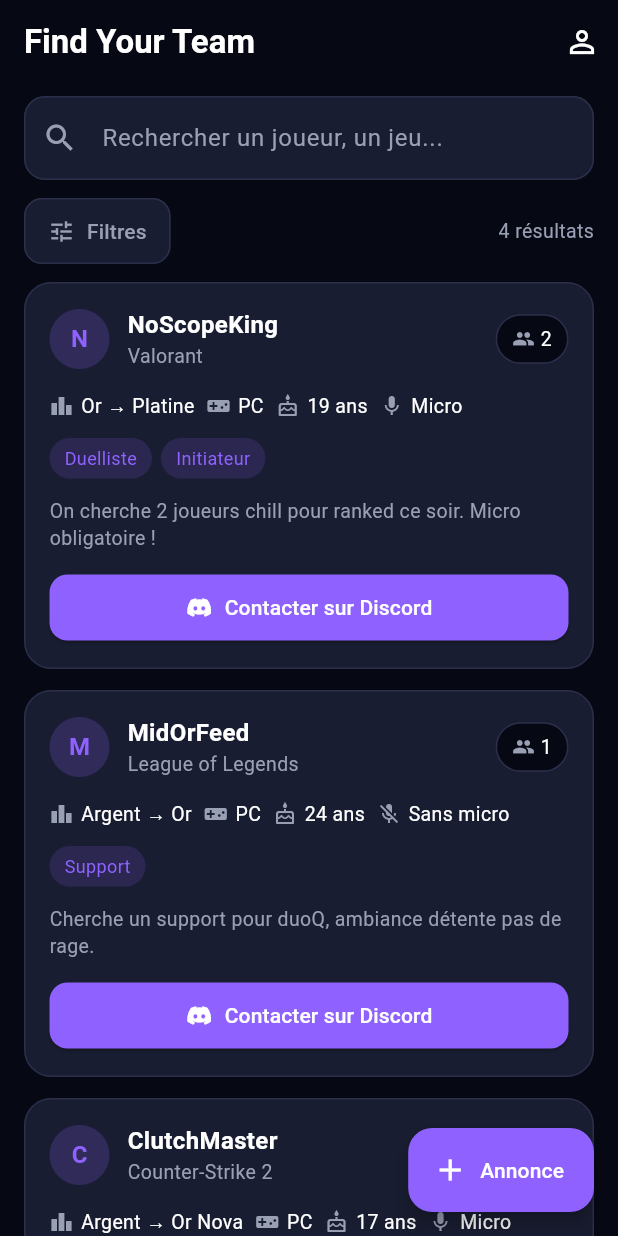
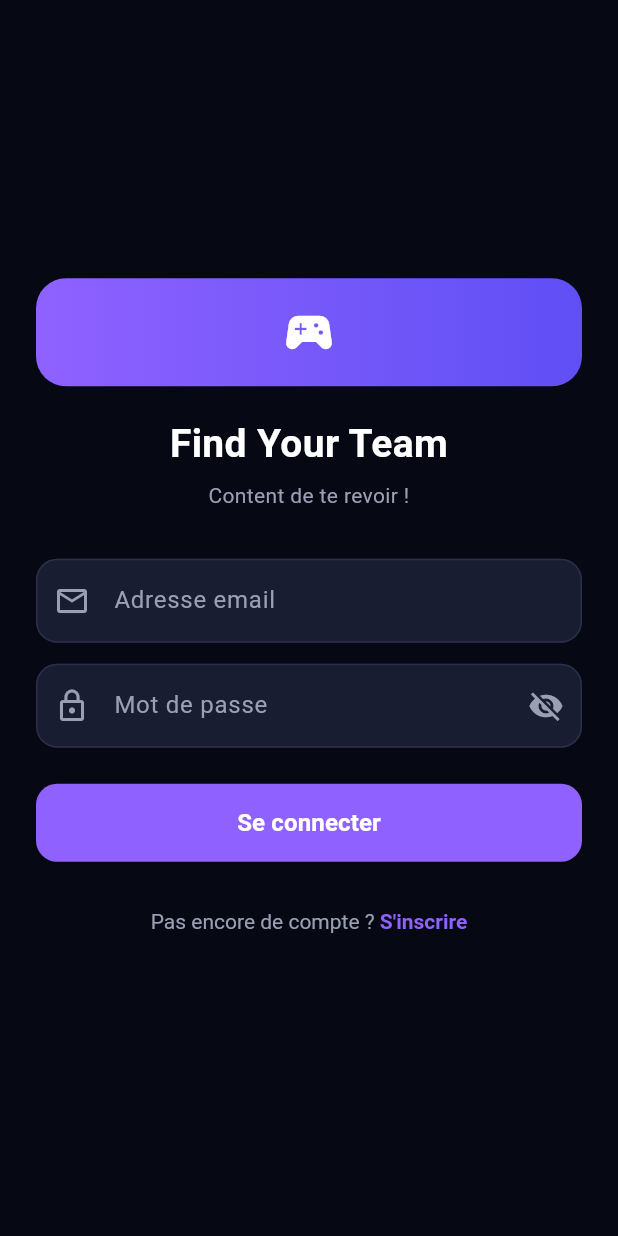
Before and after one commit to nassimdjemaipr-dot/find_your_team, a Flutter app: the screen it shows after launch, on a phone screen of 412 x 824 dp. Run offline on Flutter 3.47's test engine with Material 3 defaults, Android fonts, the phone set to English and light mode, and no system bars; our stand-ins replace cloud_firestore, firebase_auth, firebase_core; accounts and stored records are empty.

Commit message:
Authentification : inscription, connexion et AuthGate
- AuthRepository : inscription, connexion, deconnexion et messages
  d'erreur traduits en francais
- AuthPage : un seul ecran avec bascule connexion / inscription,
  validation des champs et etat de chargement
- AuthGate : StreamBuilder sur authStateChanges qui affiche le fil
  si connecte, sinon l'ecran d'authentification
- Bouton de deconnexion temporaire sur le fil (en attendant le profil)
- Ajout du champ userId au modele Annonce et correction du filtre
  mesAnnonces qui cherchait l'UID dans le champ pseudo
- Ajout du document MODELE_DONNEES.md (reference commune du groupe)

```diff
--- a/lib/features/annonces/data/annonce_repository.dart
+++ b/lib/features/annonces/data/annonce_repository.dart
@@ -31,7 +31,7 @@
   Stream<List<Annonce>> mesAnnonces(String userId) {
     return _firestore
         .collection(_collection)
-        .where('pseudo', isEqualTo: userId)
+        .where('userId', isEqualTo: userId)
         .snapshots()
         .map((snapshot) => snapshot.docs
             .map((doc) => Annonce.fromMap(doc.id, doc.data()))
--- a/lib/features/annonces/data/annonces_factices.dart
+++ b/lib/features/annonces/data/annonces_factices.dart
@@ -10,6 +10,7 @@
 final List<Annonce> annoncesFactices = [
   Annonce(
     id: '1',
+    userId: 'demo-user-1',
     pseudo: 'NoScopeKing',
     age: 19,
     jeu: 'Valorant',
@@ -27,6 +28,7 @@
   ),
   Annonce(
     id: '2',
+    userId: 'demo-user-2',
     pseudo: 'MidOrFeed',
     age: 24,
     jeu: 'League of Legends',
@@ -44,6 +46,7 @@
   ),
   Annonce(
     id: '3',
+    userId: 'demo-user-3',
     pseudo: 'ClutchMaster',
     age: 17,
     jeu: 'Counter-Strike 2',
@@ -61,6 +64,7 @@
   ),
   Annonce(
     id: '4',
+    userId: 'demo-user-4',
     pseudo: 'DriftBoi',
     age: 22,
     jeu: 'Rocket League',
--- a/lib/features/annonces/models/annonce.dart
+++ b/lib/features/annonces/models/annonce.dart
@@ -1,5 +1,8 @@
 class Annonce {
   final String id;
+  // UID Firebase de l'auteur : relie l'annonce a son createur.
+  // Sert pour "mes annonces" et pour les regles de securite Firestore.
+  final String userId;
   final String pseudo;
   final int age;
   final String jeu;
@@ -17,6 +20,7 @@
 
   Annonce({
     required this.id,
+    required this.userId,
     required this.pseudo,
     required this.age,
     required this.jeu,
@@ -36,6 +40,7 @@
   factory Annonce.fromMap(String id, Map<String, dynamic> data) {
     return Annonce(
       id: id,
+      userId: data['userId'] ?? '',
       pseudo: data['pseudo'] ?? '',
       age: data['age'] ?? 0,
       jeu: data['jeu'] ?? '',
@@ -55,6 +60,7 @@
 
   Map<String, dynamic> toMap() {
     return {
+      'userId': userId,
       'pseudo': pseudo,
       'age': age,
       'jeu': jeu,
--- /dev/null
+++ b/lib/features/auth/data/auth_repository.dart
@@ -0,0 +1,71 @@
+// ============================================================
+// AUTH REPOSITORY
+// Toute la logique de connexion / inscription passe par ici.
+// L'UI n'appelle jamais FirebaseAuth directement : elle passe
+// par cette classe (separation des responsabilites).
+// ============================================================
+import 'package:firebase_auth/firebase_auth.dart';
+
+class AuthRepository {
+  final FirebaseAuth _auth;
+
+  AuthRepository({FirebaseAuth? auth}) : _auth = auth ?? FirebaseAuth.instance;
+
+  // Flux qui previent a chaque connexion / deconnexion.
+  // C'est ce que l'AuthGate ecoute pour savoir quel ecran afficher.
+  Stream<User?> get utilisateurCourant => _auth.authStateChanges();
+
+  // L'utilisateur connecte (null si personne).
+  User? get utilisateur => _auth.currentUser;
+
+  // --- Inscription ---
+  Future<void> inscription({
+    required String email,
+    required String motDePasse,
+    required String pseudo,
+  }) async {
+    final credential = await _auth.createUserWithEmailAndPassword(
+      email: email.trim(),
+      password: motDePasse,
+    );
+    // On enregistre le pseudo sur le compte Firebase pour pouvoir
+    // l'afficher ensuite (dans le profil, sur les annonces...).
+    await credential.user?.updateDisplayName(pseudo.trim());
+  }
+
+  // --- Connexion ---
+  Future<void> connexion({
+    required String email,
+    required String motDePasse,
+  }) async {
+    await _auth.signInWithEmailAndPassword(
+      email: email.trim(),
+      password: motDePasse,
+    );
+  }
+
+  // --- Deconnexion ---
+  Future<void> deconnexion() => _auth.signOut();
+
+  // Traduit les codes d'erreur Firebase en messages comprehensibles.
+  static String messageErreur(FirebaseAuthException e) {
+    switch (e.code) {
+      case 'invalid-email':
+        return "L'adresse email n'est pas valide.";
+      case 'email-already-in-use':
+        return 'Un compte existe deja avec cet email.';
+      case 'weak-password':
+        return 'Le mot de passe doit faire au moins 6 caracteres.';
+      case 'user-not-found':
+      case 'wrong-password':
+      case 'invalid-credential':
+        return 'Email ou mot de passe incorrect.';
+      case 'network-request-failed':
+        return 'Pas de connexion internet.';
+      case 'too-many-requests':
+        return 'Trop de tentatives. Reessaie plus tard.';
+      default:
+        return 'Une erreur est survenue. Reessaie.';
+    }
+  }
+}
--- /dev/null
+++ b/lib/features/auth/presentation/pages/auth_gate.dart
@@ -0,0 +1,40 @@
+// ============================================================
+// AUTH GATE : le "portier" de l'application.
+// Il ecoute en permanence l'etat de connexion Firebase :
+//   - personne connecte  -> AuthPage (connexion / inscription)
+//   - quelqu'un connecte -> FilAnnoncesPage
+// Grace au StreamBuilder, la bascule est automatique :
+// pas besoin de Navigator apres une connexion ou une deconnexion.
+// ============================================================
+import 'package:flutter/material.dart';
+import '../../../annonces/presentation/pages/fil_annonces_page.dart';
+import '../../data/auth_repository.dart';
+import 'auth_page.dart';
+
+class AuthGate extends StatelessWidget {
+  const AuthGate({super.key});
+
+  @override
+  Widget build(BuildContext context) {
+    final auth = AuthRepository();
+
+    return StreamBuilder(
+      stream: auth.utilisateurCourant,
+      builder: (context, snapshot) {
+        // Le temps que Firebase verifie s'il y a une session en cours.
+        if (snapshot.connectionState == ConnectionState.waiting) {
+          return const Scaffold(
+            body: Center(child: CircularProgressIndicator()),
+          );
+        }
+
+        // snapshot.hasData = un utilisateur est connecte.
+        if (snapshot.hasData) {
+          return const FilAnnoncesPage();
+        }
+
+        return const AuthPage();
+      },
+    );
+  }
+}
--- /dev/null
+++ b/lib/features/auth/presentation/pages/auth_page.dart
@@ -0,0 +1,271 @@
+// ============================================================
+// ÉCRAN Connexion / Inscription (tache #5).
+// Un seul ecran avec un interrupteur entre les deux modes,
+// pour eviter de dupliquer le formulaire.
+// StatefulWidget car le mode, le chargement et la visibilite
+// du mot de passe changent l'affichage.
+// ============================================================
+import 'package:firebase_auth/firebase_auth.dart';
+import 'package:flutter/material.dart';
+import '../../../../core/theme/app_theme.dart';
+import '../../data/auth_repository.dart';
+
+class AuthPage extends StatefulWidget {
+  const AuthPage({super.key});
+
+  @override
+  State<AuthPage> createState() => _AuthPageState();
+}
+
+class _AuthPageState extends State<AuthPage> {
+  final _auth = AuthRepository();
+
+  // Cle du formulaire : sert a declencher la validation des champs.
+  final _formKey = GlobalKey<FormState>();
+
+  final _pseudoCtrl = TextEditingController();
+  final _emailCtrl = TextEditingController();
+  final _mdpCtrl = TextEditingController();
+
+  bool _inscription = false; // false = connexion, true = inscription
+  bool _chargement = false;
+  bool _mdpCache = true;
+
+  @override
+  void dispose() {
+    // On libere les controleurs pour eviter les fuites memoire.
+    _pseudoCtrl.dispose();
+    _emailCtrl.dispose();
+    _mdpCtrl.dispose();
+    super.dispose();
+  }
+
+  // Envoie le formulaire (connexion ou inscription selon le mode).
+  Future<void> _valider() async {
+    // Si un champ est invalide, on s'arrete la.
+    if (!_formKey.currentState!.validate()) return;
+
+    setState(() => _chargement = true);
+
+    try {
+      if (_inscription) {
+        await _auth.inscription(
+          email: _emailCtrl.text,
+          motDePasse: _mdpCtrl.text,
+          pseudo: _pseudoCtrl.text,
+        );
+      } else {
+        await _auth.connexion(
+          email: _emailCtrl.text,
+          motDePasse: _mdpCtrl.text,
+        );
+      }
+      // Pas de Navigator ici : l'AuthGate ecoute la connexion
+      // et bascule tout seul vers le fil d'annonces.
+    } on FirebaseAuthException catch (e) {
+      // On verifie que l'ecran est toujours affiche avant d'utiliser context.
+      if (!mounted) return;
+      ScaffoldMessenger.of(context).showSnackBar(
+        SnackBar(
+          content: Text(AuthRepository.messageErreur(e)),
+          backgroundColor: Colors.red.shade700,
+        ),
+      );
+    } finally {
+      if (mounted) setState(() => _chargement = false);
+    }
+  }
+
+  // Bascule entre connexion et inscription.
+  void _changerMode() {
+    setState(() {
+      _inscription = !_inscription;
+      _formKey.currentState?.reset();
+    });
+  }
+
+  @override
+  Widget build(BuildContext context) {
+    return Scaffold(
+      body: SafeArea(
+        child: Center(
+          child: SingleChildScrollView(
+            padding: const EdgeInsets.all(24),
+            child: Form(
+              key: _formKey,
+              child: Column(
+                mainAxisSize: MainAxisSize.min,
+                crossAxisAlignment: CrossAxisAlignment.stretch,
+                children: [
+                  // --- Logo / titre ---
+                  Container(
+                    height: 72,
+                    width: 72,
+                    alignment: Alignment.center,
+                    decoration: BoxDecoration(
+                      gradient: const LinearGradient(
+                        colors: [AppTheme.violet, Color(0xFF5F4FF5)],
+                      ),
+                      borderRadius: BorderRadius.circular(20),
+                    ),
+                    child: const Icon(Icons.sports_esports,
+                        color: Colors.white, size: 38),
+                  ),
+                  const SizedBox(height: 20),
+                  const Text(
+                    'Find Your Team',
+                    textAlign: TextAlign.center,
+                    style: TextStyle(
+                      color: Colors.white,
+                      fontSize: 26,
+                      fontWeight: FontWeight.bold,
+                    ),
+                  ),
+                  const SizedBox(height: 6),
+                  Text(
+                    _inscription
+                        ? 'Cree ton compte et trouve ton equipe'
+                        : 'Content de te revoir !',
+                    textAlign: TextAlign.center,
+                    style: const TextStyle(color: AppTheme.texteDoux),
+                  ),
+                  const SizedBox(height: 32),
+
+                  // --- Pseudo (uniquement en inscription) ---
+                  if (_inscription) ...[
+                    TextFormField(
+                      controller: _pseudoCtrl,
+                      style: const TextStyle(color: Colors.white),
+                      decoration: const InputDecoration(
+                        hintText: 'Ton pseudo',
+                        prefixIcon: Icon(Icons.person_outline),
+                      ),
+                      validator: (v) {
+                        if (v == null || v.trim().isEmpty) {
+                          return 'Choisis un pseudo';
+                        }
+                        if (v.trim().length < 3) {
+                          return 'Au moins 3 caracteres';
+                        }
+                        return null;
+                      },
+                    ),
+                    const SizedBox(height: 14),
+                  ],
+
+                  // --- Email ---
+                  TextFormField(
+                    controller: _emailCtrl,
+                    keyboardType: TextInputType.emailAddress,
+                    style: const TextStyle(color: Colors.white),
+                    decoration: const InputDecoration(
+                      hintText: 'Adresse email',
+                      prefixIcon: Icon(Icons.mail_outline),
+                    ),
+                    validator: (v) {
+                      if (v == null || v.trim().isEmpty) {
+                        return 'Entre ton email';
+                      }
+                      if (!v.contains('@') || !v.contains('.')) {
+                        return 'Email invalide';
+                      }
+                      return null;
+                    },
+                  ),
+                  const SizedBox(height: 14),
+
+                  // --- Mot de passe ---
+                  TextFormField(
+                    controller: _mdpCtrl,
+                    obscureText: _mdpCache,
+                    style: const TextStyle(color: Colors.white),
+                    decoration: InputDecoration(
+                      hintText: 'Mot de passe',
+                      prefixIcon: const Icon(Icons.lock_outline),
+                      suffixIcon: IconButton(
+                        icon: Icon(
+                          _mdpCache ? Icons.visibility_off : Icons.visibility,
+                          color: AppTheme.texteDoux,
+                        ),
+                        onPressed: () => setState(() => _mdpCache = !_mdpCache),
+                      ),
+                    ),
+                    validator: (v) {
+                      if (v == null || v.isEmpty) {
+                        return 'Entre ton mot de passe';
+                      }
+                      if (v.length < 6) {
+                        return 'Au moins 6 caracteres';
+                      }
+                      return null;
+                    },
+                  ),
+                  const SizedBox(height: 24),
+
+                  // --- Bouton principal ---
+                  SizedBox(
+                    height: 52,
+                    child: ElevatedButton(
+                      // Desactive pendant le chargement pour eviter
+                      // les doubles envois.
+                      onPressed: _chargement ? null : _valider,
+                      style: ElevatedButton.styleFrom(
+                        backgroundColor: AppTheme.violet,
+                        foregroundColor: Colors.white,
+                        disabledBackgroundColor: AppTheme.violet.withValues(alpha: 0.5),
+                        shape: RoundedRectangleBorder(
+                          borderRadius: BorderRadius.circular(14),
+                        ),
+                      ),
+                      child: _chargement
+                          ? const SizedBox(
+                              height: 22,
+                              width: 22,
+                              child: CircularProgressIndicator(
+                                strokeWidth: 2.5,
+                                color: Colors.white,
+                              ),
+                            )
+                          : Text(
+                              _inscription ? "S'inscrire" : 'Se connecter',
+                              style: const TextStyle(
+                                fontSize: 16,
+                                fontWeight: FontWeight.bold,
+                              ),
+                            ),
+                    ),
+                  ),
+                  const SizedBox(height: 16),
+
+                  // --- Lien pour changer de mode ---
+                  TextButton(
+                    onPressed: _chargement ? null : _changerMode,
+                    child: RichText(
+                      text: TextSpan(
+                        style: const TextStyle(color: AppTheme.texteDoux, fontSize: 14),
+                        children: [
+                          TextSpan(
+                            text: _inscription
+                                ? 'Deja un compte ? '
+                                : 'Pas encore de compte ? ',
+                          ),
+                          TextSpan(
+                            text: _inscription ? 'Se connecter' : "S'inscrire",
+                            style: const TextStyle(
+                              color: AppTheme.violet,
+                              fontWeight: FontWeight.bold,
+                            ),
+                          ),
+                        ],
+                      ),
+                    ),
+                  ),
+                ],
+              ),
+            ),
+          ),
+        ),
+      ),
+    );
+  }
+}
--- a/lib/main.dart
+++ b/lib/main.dart
@@ -2,7 +2,7 @@
 import 'package:firebase_core/firebase_core.dart';
 import 'firebase_options.dart';
 import 'core/theme/app_theme.dart';
-import 'features/annonces/presentation/pages/fil_annonces_page.dart';
+import 'features/auth/presentation/pages/auth_gate.dart';
 
 void main() async {
   // Obligatoire avant d'utiliser Firebase au demarrage.
@@ -24,9 +24,8 @@
       title: 'Find Your Team',
       debugShowCheckedModeBanner: false,
       theme: AppTheme.sombre,
-      // Pour l'instant on démarre sur le fil d'annonces.
-      // Plus tard : AuthGate (tâche #5) décidera connexion / fil.
-      home: const FilAnnoncesPage(),
+      // L'AuthGate decide : connexion si personne, sinon le fil d'annonces.
+      home: const AuthGate(),
     );
   }
 }
```
Also changed, not shown: lib/features/annonces/presentation/pages/fil_annonces_page.dart (+6 -4 lines), 1 other file.
